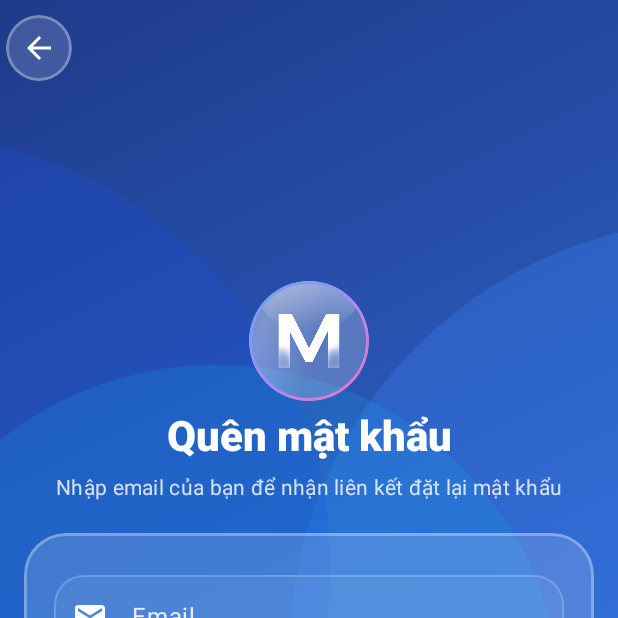
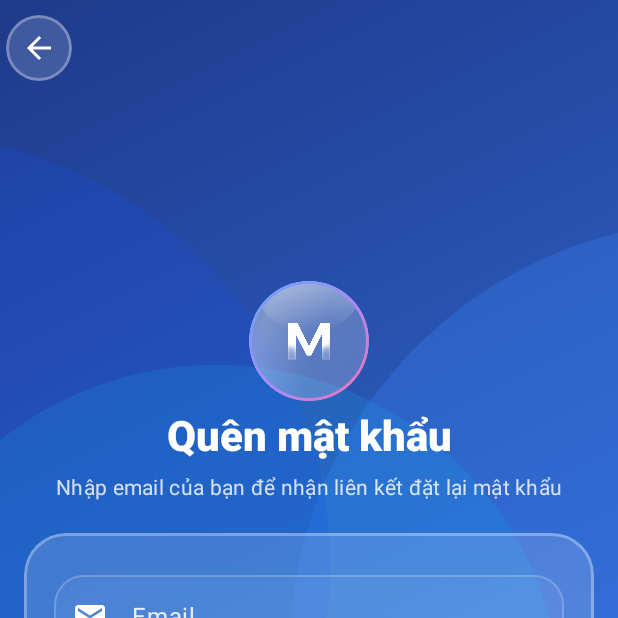
Before and after one commit to kaing615/MentorMe-Mobile-App, an Android app built with Jetpack Compose: the screen it shows after launch (MainActivity), after a tap on "Quên mật khẩu?", on a phone screen of 412 x 824 dp, the top half of it. Run offline under Robolectric (Android 15) with nearby library versions, the phone set to English and light mode, and no system bars; our stand-ins replace Dagger/Hilt's generated code; pictures from the network do not load; Roboto replaces fonts that are not available here; 1 statement that could not run was skipped; 1 other tap on this screen came first.

Commit message:
fix(ui): correct logo size multiplier from 100x to logoScale in LiquidGlassLogo
The logo size was using an incorrect 100x multiplier which would create
a 9600dp image for a 96dp container, causing memory and rendering issues.
Changed to use the logoScale parameter (default 0.68f) as intended.

Co-authored-by: daithang59 <160607742+daithang59@users.noreply.github.com>

```diff
--- a/app/src/main/kotlin/com/mentorme/app/ui/theme/LiquidGlass.kt
+++ b/app/src/main/kotlin/com/mentorme/app/ui/theme/LiquidGlass.kt
@@ -295,7 +295,7 @@ fun LiquidGlassLogo(
             contentDescription = "MentorMe",
             modifier = Modifier
                 .align(Alignment.Center)
-                .size(size * 100)
+                .size(size * logoScale)
         )
     }
 }
```
